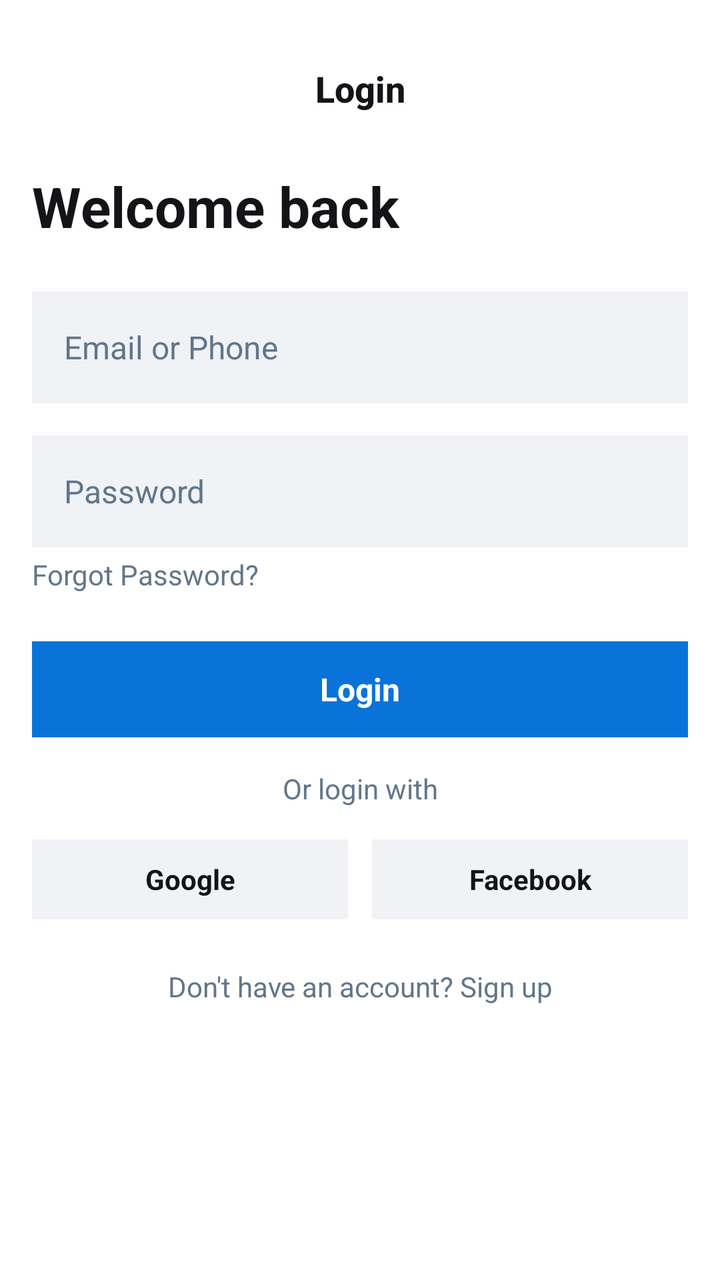
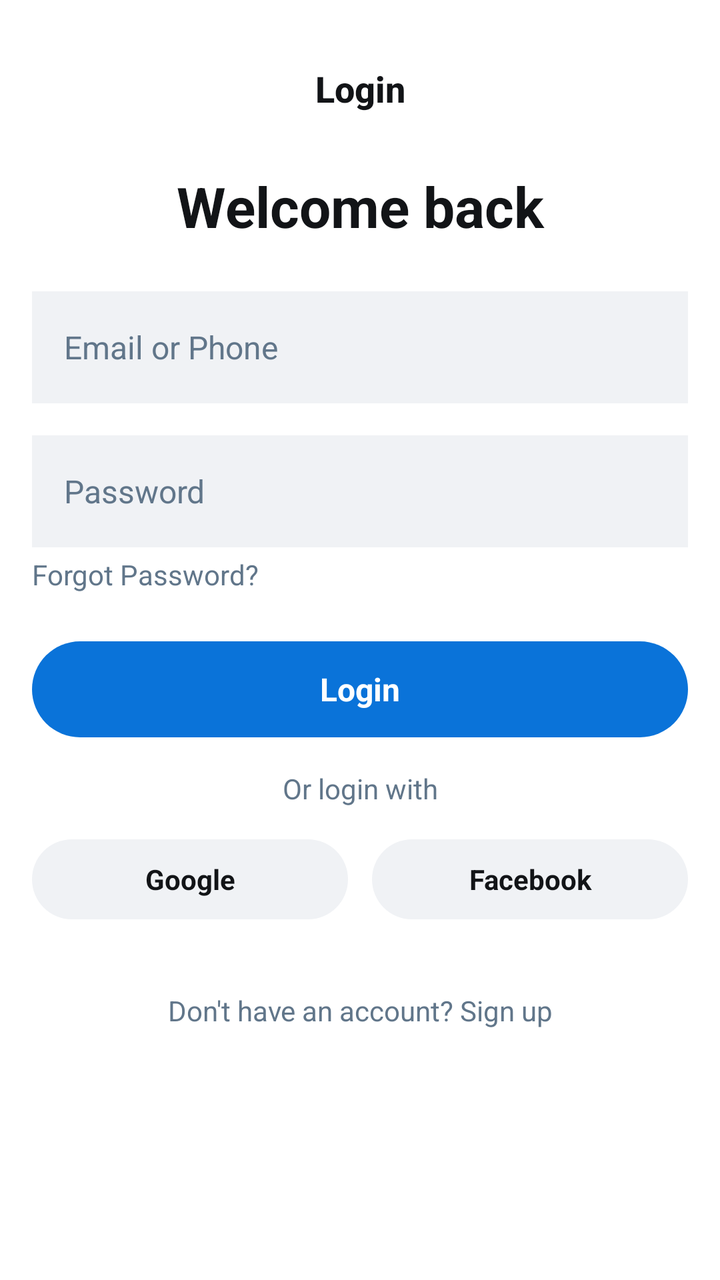

Screens rendered from an Android XML layout before and after an edit, with the pre-edit source and the edit as a unified diff.
<!-- AndroidManifest.xml: application theme Theme.Tricycle_app -->
<!-- res/layout/loginlayout.xml -->
<?xml version="1.0" encoding="utf-8"?>
<LinearLayout xmlns:android="http://schemas.android.com/apk/res/android"
    android:layout_width="match_parent"
    android:layout_height="match_parent"
    android:orientation="vertical"
    android:background="#FFFFFF"
    android:padding="16dp">

    <LinearLayout
        android:layout_width="match_parent"
        android:layout_height="wrap_content"
        android:orientation="horizontal"
        android:paddingTop="16dp"
        android:paddingBottom="8dp"
        android:gravity="center_vertical">

        <TextView
            android:layout_width="match_parent"
            android:layout_height="wrap_content"
            android:fontFamily="sans-serif-medium"
            android:gravity="center"
            android:text="Login"
            android:textColor="#121417"
            android:textSize="18sp"
            android:textStyle="bold" />
    </LinearLayout>

    <TextView
        android:layout_width="match_parent"
        android:layout_height="wrap_content"
        android:text="Welcome back"
        android:textSize="28sp"
        android:textStyle="bold"
        android:textColor="#121417"
        android:fontFamily="sans-serif"
        android:layout_marginTop="20dp"
        android:layout_marginBottom="24dp"/>

    <EditText
        android:layout_width="match_parent"
        android:layout_height="56dp"
        android:background="#F0F2F5"
        android:hint="Email or Phone"
        android:textColorHint="#61768A"
        android:textColor="#121417"
        android:textSize="16sp"
        android:paddingStart="16dp"
        android:paddingEnd="16dp"
        android:inputType="textEmailAddress"
        android:maxLines="1"
        android:layout_marginBottom="16dp"/>

    <EditText
        android:layout_width="match_parent"
        android:layout_height="56dp"
        android:background="#F0F2F5"
        android:hint="Password"
        android:textColorHint="#61768A"
        android:textColor="#121417"
        android:textSize="16sp"
        android:paddingStart="16dp"
        android:paddingEnd="16dp"
        android:inputType="textPassword"
        android:maxLines="1"
        android:layout_marginBottom="4dp"/>

    <TextView
        android:layout_width="match_parent"
        android:layout_height="wrap_content"
        android:text="Forgot Password?"
        android:textSize="14sp"
        android:textColor="#61768A"
        android:layout_marginBottom="24dp"/>

    <TextView
        android:layout_width="match_parent"
        android:layout_height="48dp"
        android:background="#0A73D9"
        android:text="Login"
        android:textColor="#FFFFFF"
        android:textSize="16sp"
        android:textStyle="bold"
        android:gravity="center"
        android:clickable="true"
        android:focusable="true"
        android:layout_marginBottom="16dp"/>

    <TextView
        android:layout_width="match_parent"
        android:layout_height="wrap_content"
        android:text="Or login with"
        android:gravity="center"
        android:textSize="14sp"
        android:textColor="#61768A"
        android:layout_marginBottom="16dp"/>

    <LinearLayout
        android:layout_width="match_parent"
        android:layout_height="wrap_content"
        android:orientation="horizontal"
        android:layout_marginBottom="24dp">

        <TextView
            android:layout_width="0dp"
            android:layout_weight="1"
            android:layout_height="40dp"
            android:background="#F0F2F5"
            android:text="Google"
            android:textColor="#121417"
            android:textSize="14sp"
            android:textStyle="bold"
            android:gravity="center"
            android:clickable="true"
            android:focusable="true"/>

        <View
            android:layout_width="12dp"
            android:layout_height="match_parent"/>

        <TextView
            android:layout_width="0dp"
            android:layout_weight="1"
            android:layout_height="40dp"
            android:background="#F0F2F5"
            android:text="Facebook"
            android:textColor="#121417"
            android:textSize="14sp"
            android:textStyle="bold"
            android:gravity="center"
            android:clickable="true"
            android:focusable="true"/>

    </LinearLayout>

    <TextView
        android:layout_width="match_parent"
        android:layout_height="wrap_content"
        android:text="Don't have an account? Sign up"
        android:gravity="center"
        android:textSize="14sp"
        android:textColor="#61768A"/>

    <View
        android:layout_width="match_parent"
        android:layout_height="20dp"/>

</LinearLayout>
<!-- resources referenced by this layout -->
<resources>
  <style name="Theme.Tricycle_app" parent="Base.Theme.Tricycle_app" />
  <style name="Base.Theme.Tricycle_app" parent="Theme.Material3.DayNight.NoActionBar">
          
          
      </style>
</resources>

<!-- the commit's change to res/layout/loginlayout.xml (unified diff, before → after) -->
@@ -13,7 +13,6 @@
         android:paddingTop="16dp"
         android:paddingBottom="8dp"
         android:gravity="center_vertical">
-
         <TextView
             android:layout_width="match_parent"
             android:layout_height="wrap_content"
@@ -28,15 +27,17 @@
     <TextView
         android:layout_width="match_parent"
         android:layout_height="wrap_content"
+        android:layout_marginTop="20dp"
+        android:layout_marginBottom="24dp"
+        android:fontFamily="sans-serif"
+        android:gravity="center"
         android:text="Welcome back"
+        android:textColor="#121417"
         android:textSize="28sp"
-        android:textStyle="bold"
-        android:textColor="#121417"
-        android:fontFamily="sans-serif"
-        android:layout_marginTop="20dp"
-        android:layout_marginBottom="24dp"/>
+        android:textStyle="bold" />
 
     <EditText
+        android:id="@+id/etUsername"
         android:layout_width="match_parent"
         android:layout_height="56dp"
         android:background="#F0F2F5"
@@ -46,11 +47,12 @@
         android:textSize="16sp"
         android:paddingStart="16dp"
         android:paddingEnd="16dp"
-        android:inputType="textEmailAddress"
+        android:inputType="text"
         android:maxLines="1"
         android:layout_marginBottom="16dp"/>
 
     <EditText
+        android:id="@+id/etPassword"
         android:layout_width="match_parent"
         android:layout_height="56dp"
         android:background="#F0F2F5"
@@ -73,9 +75,10 @@
         android:layout_marginBottom="24dp"/>
 
     <TextView
+        android:id="@+id/btnLogin"
         android:layout_width="match_parent"
         android:layout_height="48dp"
-        android:background="#0A73D9"
+        android:background="@drawable/bg_pill_blue"
         android:text="Login"
         android:textColor="#FFFFFF"
         android:textSize="16sp"
@@ -104,7 +107,7 @@
             android:layout_width="0dp"
             android:layout_weight="1"
             android:layout_height="40dp"
-            android:background="#F0F2F5"
+            android:background="@drawable/bg_pill_grey"
             android:text="Google"
             android:textColor="#121417"
             android:textSize="14sp"
@@ -121,7 +124,7 @@
             android:layout_width="0dp"
             android:layout_weight="1"
             android:layout_height="40dp"
-            android:background="#F0F2F5"
+            android:background="@drawable/bg_pill_grey"
             android:text="Facebook"
             android:textColor="#121417"
             android:textSize="14sp"
@@ -133,12 +136,16 @@
     </LinearLayout>
 
     <TextView
+        android:id="@+id/tvSignUp"
         android:layout_width="match_parent"
         android:layout_height="wrap_content"
         android:text="Don't have an account? Sign up"
         android:gravity="center"
         android:textSize="14sp"
-        android:textColor="#61768A"/>
+        android:textColor="#61768A"
+        android:clickable="true"
+        android:focusable="true"
+        android:padding="12dp"/>
 
     <View
         android:layout_width="match_parent"
<!-- resource entries referenced after the edit -->
@@ -1,5 +1,16 @@
 <!-- resources referenced by this layout -->
 <resources>
+  <!-- drawable bg_pill_blue (drawable) -->
+  <?xml version="1.0" encoding="utf-8"?>
+  <shape xmlns:android="http://schemas.android.com/apk/res/android"
+      android:shape="rectangle">
+      <solid android:color="#0A73D9" /> <corners android:radius="100dp" /> </shape>
+  <!-- drawable bg_pill_grey (drawable) -->
+  <?xml version="1.0" encoding="utf-8"?>
+  <shape xmlns:android="http://schemas.android.com/apk/res/android"
+      android:shape="rectangle">
+      <solid android:color="#F0F2F5" /> <corners android:radius="100dp" />
+  </shape>
   <style name="Theme.Tricycle_app" parent="Base.Theme.Tricycle_app" />
   <style name="Base.Theme.Tricycle_app" parent="Theme.Material3.DayNight.NoActionBar">
           
